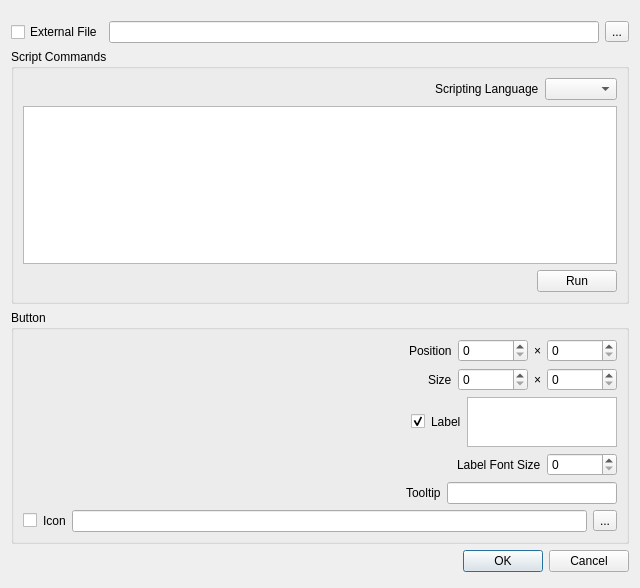
Before: the Qt Designer form gui/ButtonSetting.ui in mochio326/SiShelf, drawn with Qt 5.
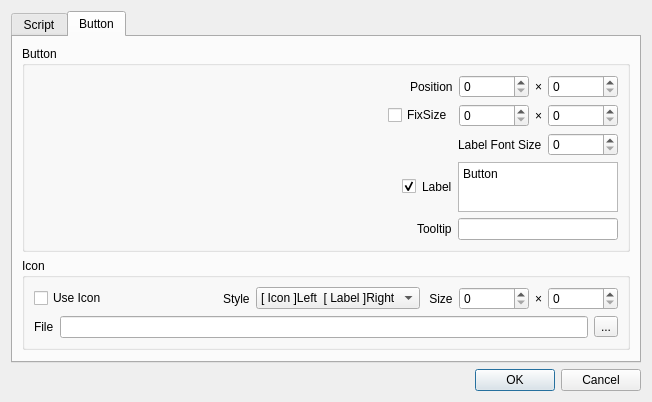
After: the same form once the commit is applied.

Commit message: ・アイコンとラベルを表示して位置関係も指定可。片方のみ表示も ・アイコンサイズ指定  ・ボタンサイズを指定可（指定しないと自動決定）  などシェルフボタン編集用GUIと一部連携できるようになった。

Patch:
```diff
--- a/gui/ButtonSetting.ui
+++ b/gui/ButtonSetting.ui
@@ -6,15 +6,31 @@
    <rect>
     <x>0</x>
     <y>0</y>
-    <width>640</width>
-    <height>588</height>
+    <width>652</width>
+    <height>375</height>
    </rect>
   </property>
+  <property name="minimumSize">
+   <size>
+    <width>0</width>
+    <height>0</height>
+   </size>
+  </property>
   <property name="windowTitle">
    <string>Form</string>
   </property>
   <layout class="QGridLayout" name="gridLayout">
    <item row="0" column="0">
+    <widget class="QTabWidget" name="tabWidget">
+     <property name="currentIndex">
+      <number>1</number>
+     </property>
+     <widget class="QWidget" name="tab">
+      <attribute name="title">
+       <string>Script</string>
+      </attribute>
+      <layout class="QGridLayout" name="gridLayout_5">
+       <item row="1" column="0">
     <layout class="QVBoxLayout" name="verticalLayout">
      <property name="topMargin">
       <number>5</number>
@@ -110,7 +126,18 @@
              </widget>
             </item>
             <item>
-             <widget class="QComboBox" name="combo_script_language"/>
+                 <widget class="QComboBox" name="combo_script_language">
+                  <item>
+                   <property name="text">
+                    <string>MEL</string>
+                   </property>
+                  </item>
+                  <item>
+                   <property name="text">
+                    <string>Python</string>
+                   </property>
+                  </item>
+                 </widget>
             </item>
            </layout>
           </item>
@@ -129,7 +156,16 @@
        </layout>
       </widget>
      </item>
-     <item>
+        </layout>
+       </item>
+      </layout>
+     </widget>
+     <widget class="QWidget" name="tab_Button">
+      <attribute name="title">
+       <string>Button</string>
+      </attribute>
+      <layout class="QGridLayout" name="gridLayout_6">
+       <item row="0" column="0">
       <widget class="QGroupBox" name="groupBox_2">
        <property name="sizePolicy">
         <sizepolicy hsizetype="Preferred" vsizetype="Fixed">
@@ -189,6 +225,9 @@
               <height>16777215</height>
              </size>
             </property>
+              <property name="maximum">
+               <number>9999</number>
+              </property>
            </widget>
           </item>
           <item>
@@ -206,6 +245,9 @@
               <height>0</height>
              </size>
             </property>
+              <property name="maximum">
+               <number>9999</number>
+              </property>
            </widget>
           </item>
          </layout>
@@ -229,9 +271,9 @@
            </spacer>
           </item>
           <item>
-           <widget class="QLabel" name="label_2">
+             <widget class="QCheckBox" name="checkbox_fix_size">
             <property name="text">
-             <string>Size</string>
+               <string>FixSize</string>
             </property>
            </widget>
           </item>
@@ -243,6 +285,9 @@
               <height>0</height>
              </size>
             </property>
+              <property name="maximum">
+               <number>9999</number>
+              </property>
            </widget>
           </item>
           <item>
@@ -260,48 +305,14 @@
               <height>0</height>
              </size>
             </property>
+              <property name="maximum">
+               <number>9999</number>
+              </property>
            </widget>
           </item>
          </layout>
         </item>
         <item row="3" column="0">
-         <layout class="QHBoxLayout" name="horizontalLayout_3">
-          <property name="topMargin">
-           <number>0</number>
-          </property>
-          <item>
-           <spacer name="horizontalSpacer_3">
-            <property name="orientation">
-             <enum>Qt::Horizontal</enum>
-            </property>
-            <property name="sizeHint" stdset="0">
-             <size>
-              <width>40</width>
-              <height>20</height>
-             </size>
-            </property>
-           </spacer>
-          </item>
-          <item>
-           <widget class="QLabel" name="label_4">
-            <property name="text">
-             <string>Label Font Size</string>
-            </property>
-           </widget>
-          </item>
-          <item>
-           <widget class="QSpinBox" name="spinBox_3">
-            <property name="minimumSize">
-             <size>
-              <width>70</width>
-              <height>0</height>
-             </size>
-            </property>
-           </widget>
-          </item>
-         </layout>
-        </item>
-        <item row="2" column="0">
          <layout class="QHBoxLayout" name="horizontalLayout_4">
           <property name="topMargin">
            <number>0</number>
@@ -330,7 +341,7 @@
            </widget>
           </item>
           <item>
-           <widget class="QLabel" name="label_5">
+             <widget class="QLabel" name="label_label">
             <property name="text">
              <string>Label</string>
             </property>
@@ -349,15 +360,22 @@
             </property>
             <property name="maximumSize">
              <size>
-              <width>150</width>
+                <width>160</width>
               <height>50</height>
              </size>
             </property>
+              <property name="html">
+               <string>&lt;!DOCTYPE HTML PUBLIC &quot;-//W3C//DTD HTML 4.0//EN&quot; &quot;http://www.w3.org/TR/REC-html40/strict.dtd&quot;&gt;
+&lt;html&gt;&lt;head&gt;&lt;meta name=&quot;qrichtext&quot; content=&quot;1&quot; /&gt;&lt;style type=&quot;text/css&quot;&gt;
+p, li { white-space: pre-wrap; }
+&lt;/style&gt;&lt;/head&gt;&lt;body style=&quot; font-family:'MS UI Gothic'; font-size:9pt; font-weight:400; font-style:normal;&quot;&gt;
+&lt;p style=&quot; margin-top:0px; margin-bottom:0px; margin-left:0px; margin-right:0px; -qt-block-indent:0; text-indent:0px;&quot;&gt;Button&lt;/p&gt;&lt;/body&gt;&lt;/html&gt;</string>
+              </property>
            </widget>
           </item>
          </layout>
         </item>
-        <item row="4" column="0">
+          <item row="5" column="0">
          <layout class="QHBoxLayout" name="horizontalLayout_7">
           <property name="topMargin">
            <number>0</number>
@@ -386,7 +404,7 @@
            <widget class="QLineEdit" name="lineEdit">
             <property name="maximumSize">
              <size>
-              <width>170</width>
+                <width>160</width>
               <height>16777215</height>
              </size>
             </property>
@@ -394,22 +412,73 @@
           </item>
          </layout>
         </item>
-        <item row="5" column="0">
+          <item row="2" column="0">
+           <layout class="QHBoxLayout" name="horizontalLayout_3">
+            <property name="topMargin">
+             <number>0</number>
+            </property>
+            <item>
+             <spacer name="horizontalSpacer_3">
+              <property name="orientation">
+               <enum>Qt::Horizontal</enum>
+              </property>
+              <property name="sizeHint" stdset="0">
+               <size>
+                <width>40</width>
+                <height>20</height>
+               </size>
+              </property>
+             </spacer>
+            </item>
+            <item>
+             <widget class="QLabel" name="label_4">
+              <property name="text">
+               <string>Label Font Size</string>
+              </property>
+             </widget>
+            </item>
+            <item>
+             <widget class="QSpinBox" name="spinBox_3">
+              <property name="minimumSize">
+               <size>
+                <width>70</width>
+                <height>0</height>
+               </size>
+              </property>
+             </widget>
+            </item>
+           </layout>
+          </item>
+         </layout>
+        </widget>
+       </item>
+       <item row="1" column="0">
+        <widget class="QGroupBox" name="groupBox">
+         <property name="sizePolicy">
+          <sizepolicy hsizetype="Preferred" vsizetype="Fixed">
+           <horstretch>0</horstretch>
+           <verstretch>0</verstretch>
+          </sizepolicy>
+         </property>
+         <property name="minimumSize">
+          <size>
+           <width>0</width>
+           <height>0</height>
+          </size>
+         </property>
+         <property name="title">
+          <string>Icon</string>
+         </property>
+         <layout class="QGridLayout" name="gridLayout_4">
+          <item row="2" column="0">
          <layout class="QHBoxLayout" name="horizontalLayout_8">
           <property name="topMargin">
            <number>0</number>
           </property>
-          <item>
-           <widget class="QCheckBox" name="checkBox_2">
-            <property name="text">
-             <string/>
-            </property>
-           </widget>
-          </item>
           <item>
            <widget class="QLabel" name="label_8">
             <property name="text">
-             <string>Icon</string>
+               <string>File</string>
             </property>
            </widget>
           </item>
@@ -425,17 +494,110 @@
           </item>
          </layout>
         </item>
-       </layout>
+          <item row="1" column="0">
+           <layout class="QHBoxLayout" name="horizontalLayout_11">
+            <property name="topMargin">
+             <number>0</number>
+            </property>
+            <item>
+             <widget class="QCheckBox" name="checkbox_use_icon">
+              <property name="text">
+               <string>Use Icon</string>
+              </property>
       </widget>
      </item>
      <item>
+             <spacer name="horizontalSpacer_8">
+              <property name="orientation">
+               <enum>Qt::Horizontal</enum>
+              </property>
+              <property name="sizeHint" stdset="0">
+               <size>
+                <width>40</width>
+                <height>20</height>
+               </size>
+              </property>
+             </spacer>
+            </item>
+            <item>
+             <widget class="QLabel" name="label_5">
+              <property name="text">
+               <string>Style</string>
+              </property>
+             </widget>
+            </item>
+            <item>
+             <widget class="QComboBox" name="combo_icon_style">
+              <item>
+               <property name="text">
+                <string>[ Icon ]Left  [ Label ]Right</string>
+               </property>
+              </item>
+              <item>
+               <property name="text">
+                <string>[ Icon ]Up  [ Label ]Under</string>
+               </property>
+              </item>
+             </widget>
+            </item>
+            <item>
+             <widget class="QLabel" name="label_2">
+              <property name="text">
+               <string> Size</string>
+              </property>
+             </widget>
+            </item>
+            <item>
+             <widget class="QSpinBox" name="spinbox_icon_size_x">
+              <property name="minimumSize">
+               <size>
+                <width>70</width>
+                <height>0</height>
+               </size>
+              </property>
+              <property name="maximum">
+               <number>9999</number>
+              </property>
+             </widget>
+            </item>
+            <item>
+             <widget class="QLabel" name="label_9">
+              <property name="text">
+               <string>×</string>
+              </property>
+             </widget>
+            </item>
+            <item>
+             <widget class="QSpinBox" name="spinbox_icon_size_y">
+              <property name="minimumSize">
+               <size>
+                <width>70</width>
+                <height>0</height>
+               </size>
+              </property>
+              <property name="maximum">
+               <number>9999</number>
+              </property>
+             </widget>
+            </item>
+           </layout>
+          </item>
+         </layout>
+         <zorder>verticalLayoutWidget_2</zorder>
+         <zorder>verticalLayoutWidget_2</zorder>
+         <zorder>horizontalLayoutWidget_3</zorder>
+        </widget>
+       </item>
+      </layout>
+     </widget>
+    </widget>
+   </item>
+   <item row="1" column="0">
       <widget class="QDialogButtonBox" name="buttonbox">
        <property name="standardButtons">
         <set>QDialogButtonBox::Cancel|QDialogButtonBox::Ok</set>
        </property>
       </widget>
-     </item>
-    </layout>
    </item>
   </layout>
  </widget>
```
Left out of the diff: 16 changed lines with no effect on the pictures. Lines whose indentation alone changed are shown as unchanged. The commit also changes 4 other files.
